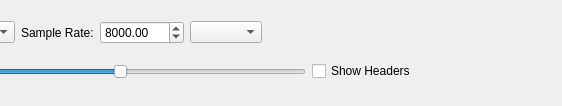
Qt form src/hobbits-plugins/displays/Spectrogram/spectrogramcontrols.ui (goldest-star/binary-analysis-tool) before a commit; both pictures show x 376 to 938 and y 0 to 106 of the 1174 by 106 pixel window.
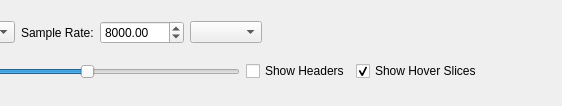
The same form after that commit.

Commit message: feat: add hover details and slice plots to spectrogram

```diff
--- a/src/hobbits-plugins/displays/Spectrogram/spectrogramcontrols.ui
+++ b/src/hobbits-plugins/displays/Spectrogram/spectrogramcontrols.ui
@@ -173,6 +173,16 @@
        </property>
       </widget>
      </item>
+     <item>
+      <widget class="QCheckBox" name="ck_hoverSlices">
+       <property name="text">
+        <string>Show Hover Slices</string>
+       </property>
+       <property name="checked">
+        <bool>true</bool>
+       </property>
+      </widget>
+     </item>
      <item>
       <spacer name="horizontalSpacer_2">
        <property name="orientation">
```
The commit also changes 6 other files.
